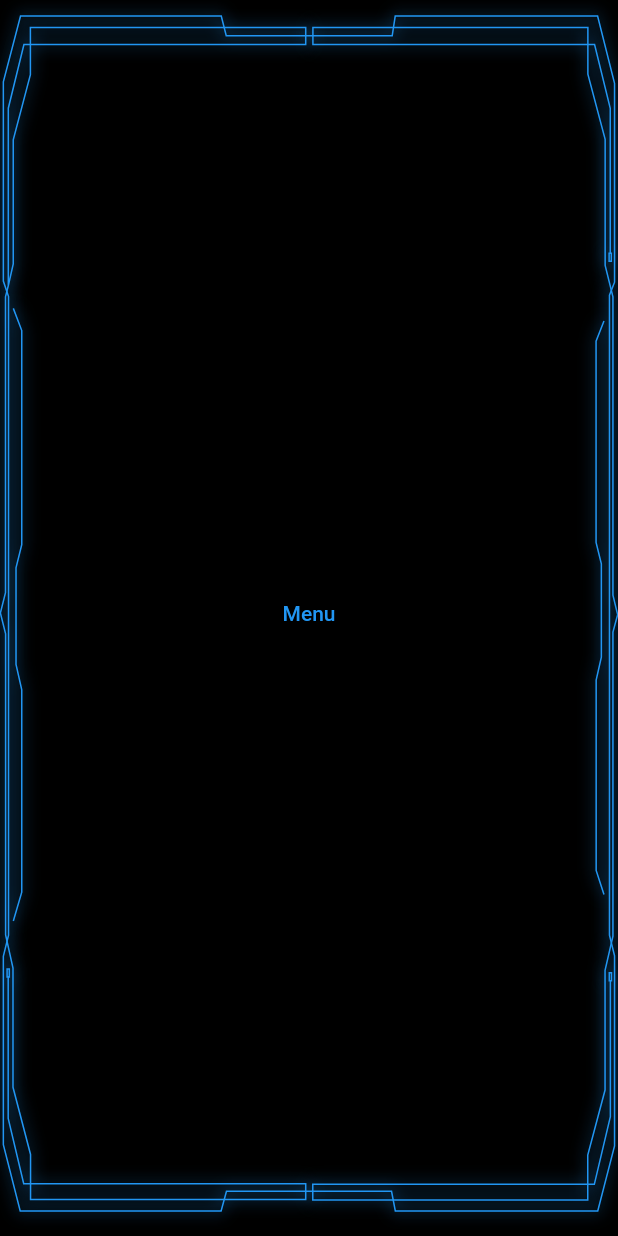
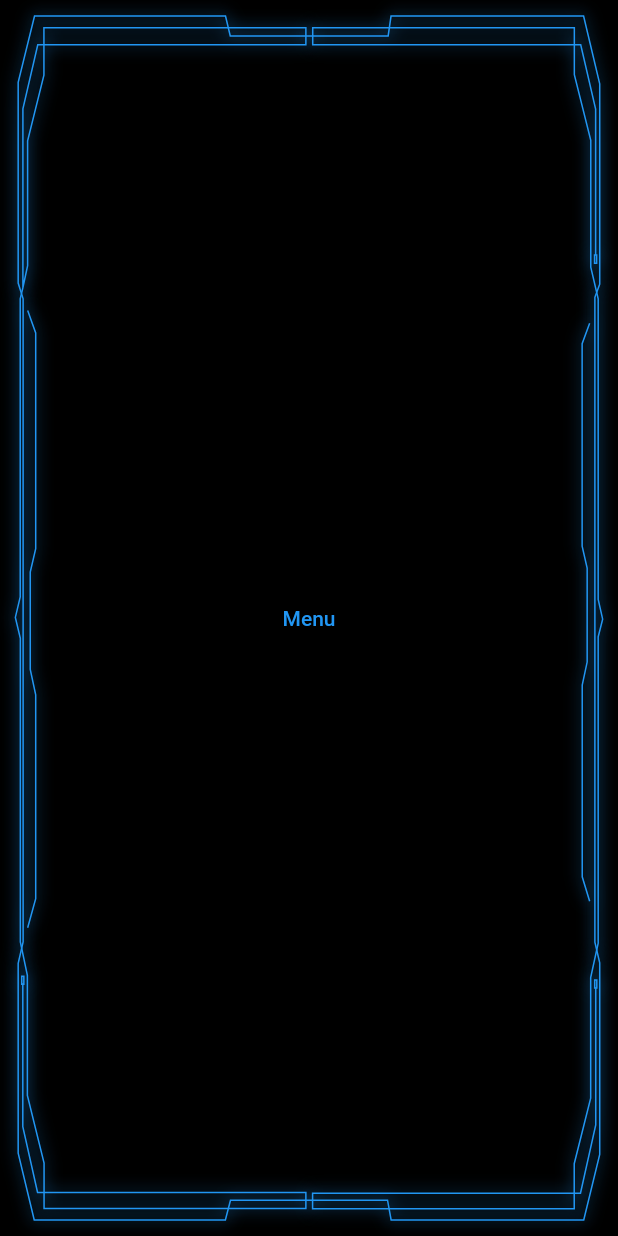
Before and after one commit to abdullahwaheed12/sci_fi, a Flutter app: the screen it shows after launch, on a phone screen of 412 x 824 dp. Run offline on Flutter 3.47's test engine with Material 2 defaults, Android fonts, the phone set to English and light mode, and no system bars.

Commit message:
padding update

```diff
--- a/lib/dashboard.dart
+++ b/lib/dashboard.dart
@@ -43,7 +43,8 @@ class _DashBoradState extends State<DashBorad> {
       body: SafeArea(
         child: Center(
           child: Padding(
-            padding: const EdgeInsets.only(bottom: 16.0,top:10.0),
+            padding: const EdgeInsets.only(
+                bottom: 10.0, top: 10.0, left: 10, right: 10),
             child: CustomPaint(
               size: Size(
                   size.width,
```
